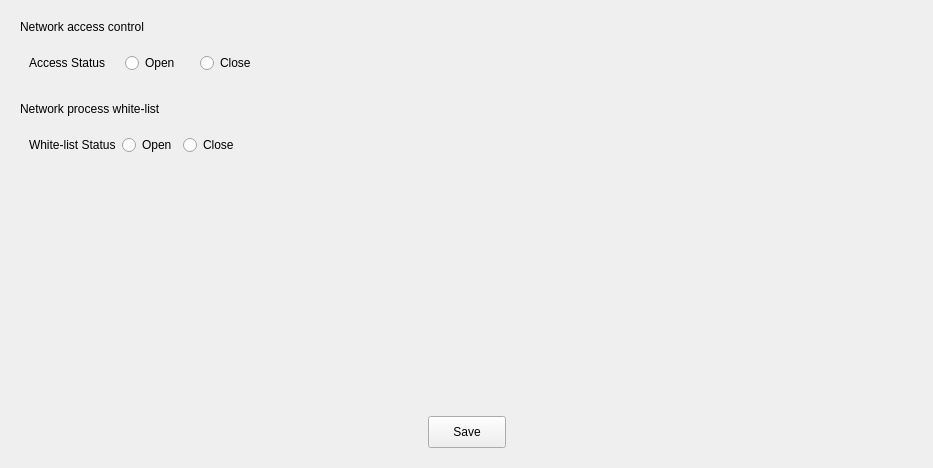
Old version of the form src/pages/node/security-configuration/network-config-page.ui in the repository openeuler-mirror/ks-scmc-gui.
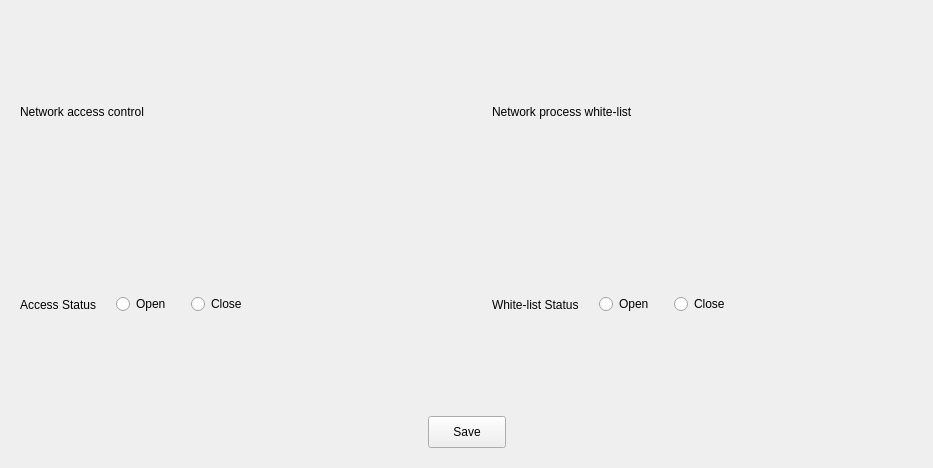
New version of the form.

Commit message: fix（pages）：modify boxlayout layout layout access control label - 完善节点网络访问控制功能

What changed in the file:
```diff
--- a/src/pages/node/security-configuration/network-config-page.ui
+++ b/src/pages/node/security-configuration/network-config-page.ui
@@ -30,6 +30,11 @@
     <number>20</number>
    </property>
    <item>
+    <layout class="QHBoxLayout" name="horizontalLayout_4">
+     <property name="spacing">
+      <number>50</number>
+     </property>
+     <item>
     <layout class="QVBoxLayout" name="layout_access_control">
      <property name="spacing">
       <number>10</number>
@@ -47,6 +52,18 @@
         <property name="spacing">
          <number>20</number>
         </property>
+          <property name="leftMargin">
+           <number>0</number>
+          </property>
+          <property name="topMargin">
+           <number>0</number>
+          </property>
+          <property name="rightMargin">
+           <number>0</number>
+          </property>
+          <property name="bottomMargin">
+           <number>0</number>
+          </property>
         <item>
          <widget class="QLabel" name="label_2">
           <property name="text">
@@ -101,6 +118,21 @@
      <item>
       <widget class="QWidget" name="widget" native="true">
        <layout class="QHBoxLayout" name="horizontalLayout_2">
+          <property name="spacing">
+           <number>20</number>
+          </property>
+          <property name="leftMargin">
+           <number>0</number>
+          </property>
+          <property name="topMargin">
+           <number>0</number>
+          </property>
+          <property name="rightMargin">
+           <number>0</number>
+          </property>
+          <property name="bottomMargin">
+           <number>0</number>
+          </property>
         <item>
          <widget class="QLabel" name="label_4">
           <property name="text">
@@ -140,18 +172,7 @@
      </item>
     </layout>
    </item>
-   <item>
-    <spacer name="verticalSpacer">
-     <property name="orientation">
-      <enum>Qt::Vertical</enum>
-     </property>
-     <property name="sizeHint" stdset="0">
-      <size>
-       <width>20</width>
-       <height>40</height>
-      </size>
-     </property>
-    </spacer>
+    </layout>
    </item>
    <item>
     <layout class="QHBoxLayout" name="horizontalLayout_3">
```
Lines whose indentation alone changed are shown as unchanged.
